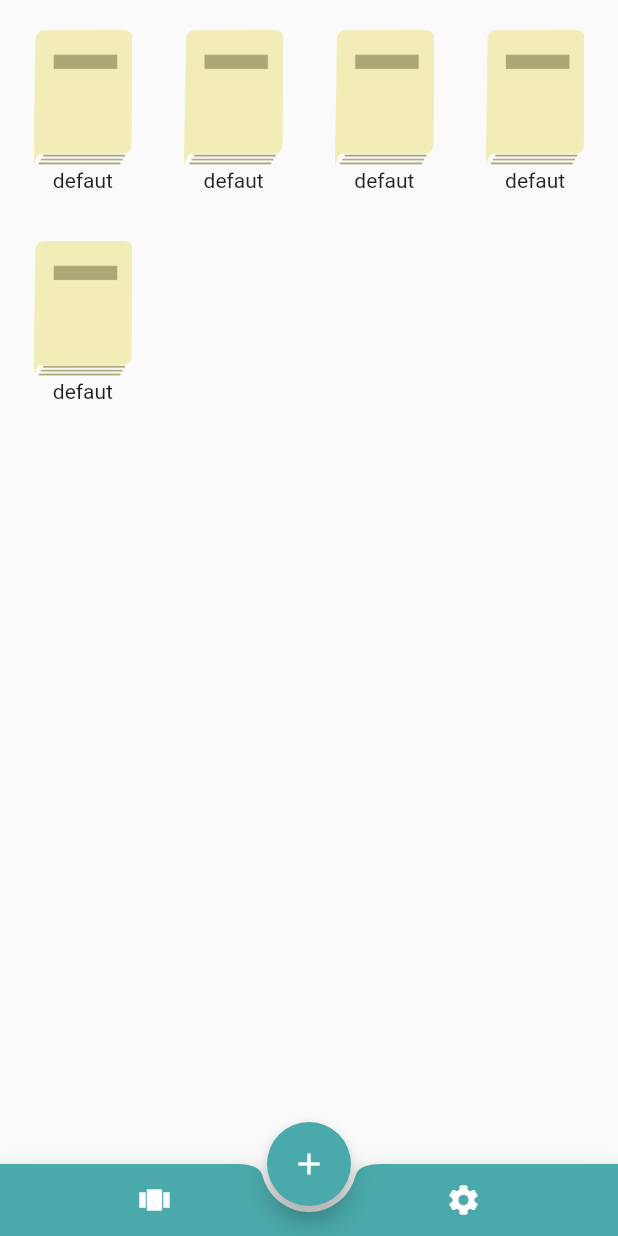
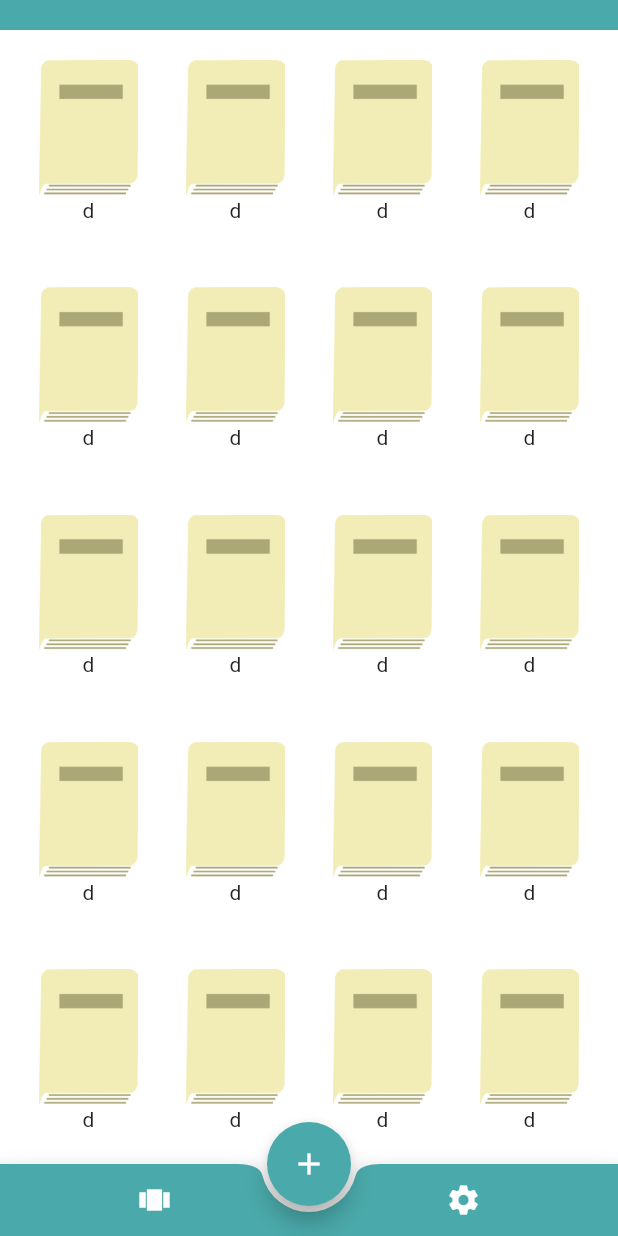
Before and after one commit to liba36/libanote, a Flutter app: the screen it shows after launch, on a phone screen of 412 x 824 dp. Run offline on Flutter 3.47's test engine with Material 2 defaults, Android fonts, the phone set to English and light mode, and no system bars; our stand-ins replace shared_preferences, sqflite; accounts and stored records are empty.

Commit message:
去掉横booklist的向间隔

```diff
--- a/lib/main.dart
+++ b/lib/main.dart
@@ -17,7 +17,7 @@ if (Platform.isAndroid) {
 // 以下两行 设置android状态栏为透明的沉浸。写在组件渲染之后，是为了在渲染后进行set赋值，覆盖状态栏，写在渲染之前MaterialApp组件会覆盖掉这个值。
   SystemUiOverlayStyle systemUiOverlayStyle = SystemUiOverlayStyle(statusBarColor: Colors.transparent);
   SystemChrome.setSystemUIOverlayStyle(systemUiOverlayStyle);
-};
+}
 }
 
 class Navitem {
@@ -33,9 +33,6 @@ class MyApp extends StatelessWidget {
       home: booklistpage(),
       theme: new ThemeData(
         primaryColor:Colors.amberAccent,
-        brightness: Brightness.light,
-       // primaryColor: Colors.lightBlue[800],
-        accentColor: Colors.cyan[600],
       ),
     );
   }
@@ -167,7 +164,7 @@ class _MyHomePageState extends State<MyHomePage> {
           backgroundColor: Color.fromRGBO(245, 245, 245, 5),
           appBar: AppBar(
             title: Text(title),
-            backgroundColor: _defulcolor,
+            backgroundColor: Colors.white,
           ),
           body: _getPage(_selectedDrawerIndex),
           floatingActionButton: FloatingActionButton(
--- a/lib/page/booklistpage.dart
+++ b/lib/page/booklistpage.dart
@@ -17,13 +17,10 @@ class _booklistState extends State<booklistpage> {
   //sqlhelper _sqlhelper = new sqlhelper();
   sqlhelper _sqlutils = new sqlhelper();
   Color _defaultcolor = Color.fromRGBO(74, 169, 170, 1);
-  String _title = "defaut";
-
-
-
+  String _title = "d";
   List<Widget> test() {
     List<Widget> list = new List();
-    for (int i = 0; i < 5; i++) {
+    for (int i = 0; i < 100; i++) {
       list.add(_getGridItem());
     }
     return list;
@@ -97,6 +94,13 @@ class _booklistState extends State<booklistpage> {
   @override
   Widget build(BuildContext context) {
     return Scaffold(
+      backgroundColor: Colors.white,
+      appBar: PreferredSize(child: new AppBar(
+        backgroundColor:_defaultcolor,
+        elevation: 0,
+      ),
+          preferredSize: Size.fromHeight(20)),
+
       body: Container(
         margin: EdgeInsets.only(left: 10, right: 10, top: 20),
         child: RefreshIndicator(
@@ -106,7 +110,7 @@ class _booklistState extends State<booklistpage> {
             //滚动方向
             scrollDirection: Axis.vertical,
             // 左右间隔
-            crossAxisSpacing: 10.0,
+         //  crossAxisSpacing: 10.0,
             // 上下间隔
             mainAxisSpacing: 10.0,
             //宽高比
```
